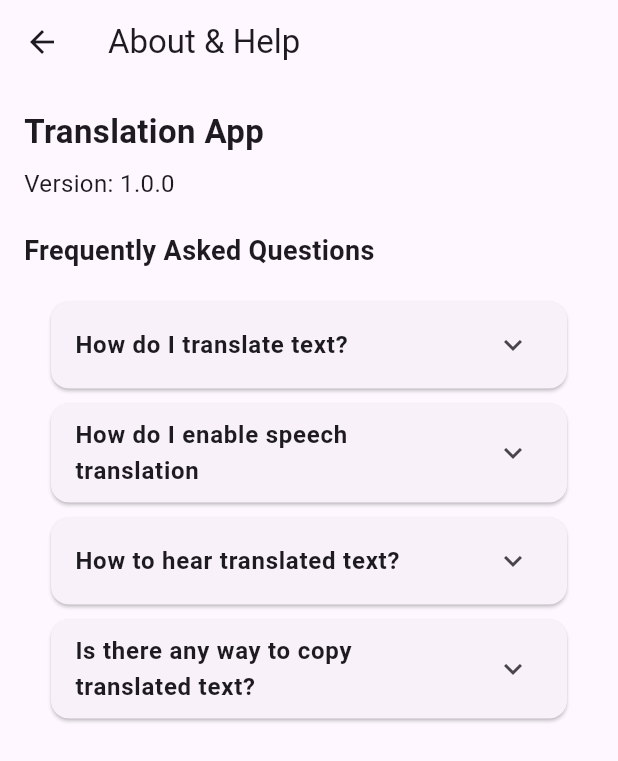
After one commit to sreeraj4/Speak, a Flutter app: the AbouthelpScreen screen opened directly, on a phone screen of 412 x 824 dp. The commit adds this screen. Shown: the top 761 px of the screen. Run offline on Flutter 3.47's test engine with Material 3 defaults, Android fonts, the phone set to English and light mode, and no system bars; our stand-ins replace avatar_glow, flutter_tts, speech_to_text; missing offline and left inert: translator.

Commit message:
Added FAQ

```diff
--- /dev/null
+++ b/lib/screens/abouthelp_screen.dart
@@ -0,0 +1,86 @@
+import 'package:flutter/material.dart';
+import 'package:talktranslo/utils/language.dart';
+// import 'package:url_launcher/url_launcher.dart';
+
+class AbouthelpScreen extends StatefulWidget {
+  const AbouthelpScreen({super.key});
+
+  @override
+  State<AbouthelpScreen> createState() => _AbouthelpScreenState();
+}
+
+class _AbouthelpScreenState extends State<AbouthelpScreen> {
+  final String appVersion = "1.0.0";
+
+  // Future<void> _launchUrl(String url) async {
+  //  Uri uri= Uri.parse(url);
+  //   if (!await launchUrl(uri)) {
+  //     throw Exception('Could not launch $uri');
+  //   }
+  // }
+
+  @override
+  Widget build(BuildContext context) {
+    return Scaffold(
+      appBar: AppBar(title: Text("About & Help")),
+      body: Padding(
+        padding: EdgeInsets.all(16.0),
+        child: Column(
+          crossAxisAlignment: CrossAxisAlignment.start,
+          children: [
+            Text("Translation App",
+                style: TextStyle(fontSize: 22, fontWeight: FontWeight.bold)),
+            SizedBox(height: 8),
+            Text("Version: $appVersion", style: TextStyle(fontSize: 16)),
+            SizedBox(height: 20),
+            Text("Frequently Asked Questions",
+                style: TextStyle(fontSize: 18, fontWeight: FontWeight.bold)),
+            SizedBox(height: 8),
+        Padding(
+          padding: const EdgeInsets.all(8.0),
+          child: ListView.builder(
+            shrinkWrap: true,
+            itemCount: questionAnswer.length,
+            itemBuilder: (context, index) {
+              return Card(
+                margin: EdgeInsets.symmetric(horizontal: 10, vertical: 5),
+                child: ExpansionTile(
+                  title: Text(questionAnswer[index]["Q"]!, style: TextStyle(fontWeight: FontWeight.bold)),
+                  children: [
+                    Padding(
+                      padding: EdgeInsets.all(10),
+                      child: Text(questionAnswer[index]["A"]!),
+                    ),
+                  ],
+                ),
+              );
+            },
+          ),
+        ),
+
+
+            // Text(
+            //     "Q: How do I translate text?\nA: Simply enter text and press 'Translate'.",
+            //     style: TextStyle(fontSize: 16)),
+            // SizedBox(height: 10),
+            // Text(
+            //     "Q: How do I enable speech translation?\nA: Go to 'Speech & Audio' settings and enable voice output.",
+            //     style: TextStyle(fontSize: 16)),
+            // SizedBox(height: 20),
+            //
+            // Text("Need Help?",
+            //     style: TextStyle(fontSize: 18, fontWeight: FontWeight.bold)),
+            // ElevatedButton(
+            //   onPressed: () => _launchUrl("mailto:phasepics@gmail.com"),
+            //   child: Text("Contact Support"),
+            // ),
+            // ElevatedButton(
+            //   onPressed: () => _launchUrl("https://subramanyaks.github.io"),
+            //   child: Text("Visit Website"),
+            // ),
+          ],
+        ),
+      ),
+    );
+  }
+}
--- a/lib/utils/language.dart
+++ b/lib/utils/language.dart
@@ -47,3 +47,11 @@ List<Map<String, String>> availableVoices = [
   {"name": "Female", "value": "en-us-x-sfg#female_1-local"},
   {"name": "Robot", "value": "en-us-x-sfg#robot-local"},
 ];
+
+
+final List<Map<String,String>> questionAnswer =[
+{"Q":"How do I translate text?","A":"Simply enter text and press 'Translate' button."},
+{"Q": "How do I enable speech translation","A":"Go to 'Speech' tab and clic the mic button and select the language."},
+  {"Q":"How to hear translated text?","A":"Click on 'Volume Icon' to hear the translated text"},
+  {"Q":"Is there any way to copy translated text?","A":"Yes, there is option to copy translated text to clipboard"}
+];
```
